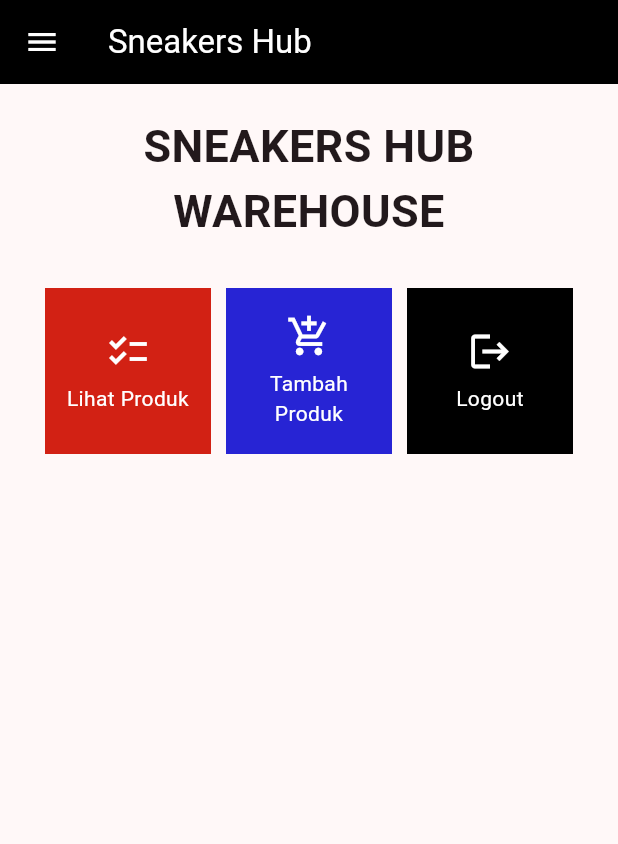
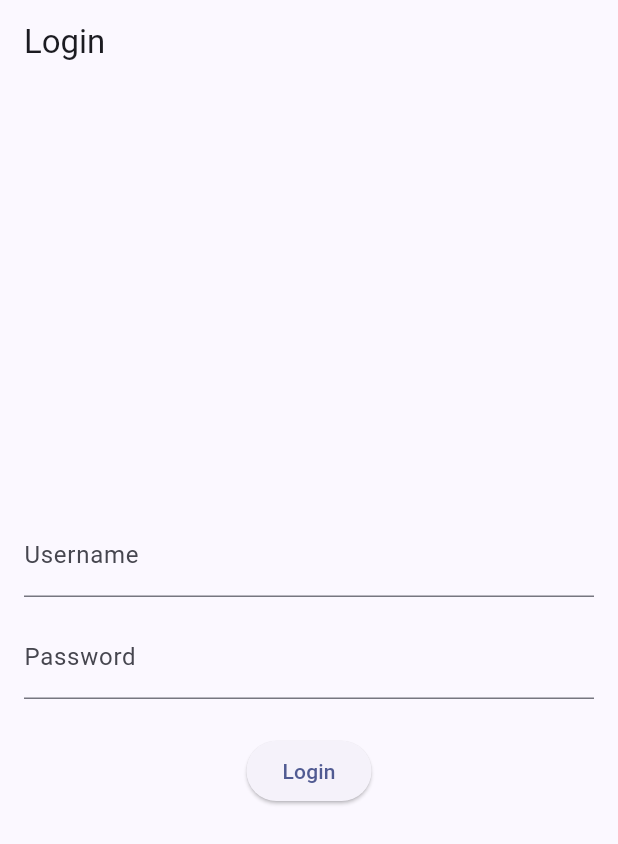
Before and after one commit to brianjo25/sneakers-hub-flutter, a Flutter app: the screen it shows after launch, on a phone screen of 412 x 824 dp. Shown: the top 844 px of the screen. Run offline on Flutter 3.47's test engine with Material 2 defaults, Android fonts, the phone set to English and light mode, and no system bars; missing offline and left inert: pbp_django_auth.

Commit message:
Menyelesaikan pengerjaan tugas 9

```diff
--- a/lib/main.dart
+++ b/lib/main.dart
@@ -1,4 +1,7 @@
 import 'package:flutter/material.dart';
+import 'package:pbp_django_auth/pbp_django_auth.dart';
+import 'package:provider/provider.dart';
+import 'package:sneakers_hub/screens/login.dart';
 import 'package:sneakers_hub/screens/menu.dart';
 
 void main() {
@@ -6,33 +9,22 @@ void main() {
 }
 
 class MyApp extends StatelessWidget {
-  const MyApp({super.key});
+    const MyApp({Key? key}) : super(key: key);
 
-  // This widget is the root of your application.
     @override
     Widget build(BuildContext context) {
-    return MaterialApp(
+        return Provider(
+            create: (_) {
+                CookieRequest request = CookieRequest();
+                return request;
+            },
+            child: MaterialApp(
                 title: 'Sneakers Hub',
                 theme: ThemeData(
-        // This is the theme of your application.
-        //
-        // TRY THIS: Try running your application with "flutter run". You'll see
-        // the application has a blue toolbar. Then, without quitting the app,
-        // try changing the seedColor in the colorScheme below to Colors.green
-        // and then invoke "hot reload" (save your changes or press the "hot
-        // reload" button in a Flutter-supported IDE, or press "r" if you used
-        // the command line to start the app).
-        //
-        // Notice that the counter didn't reset back to zero; the application
-        // state is not lost during the reload. To reset the state, use hot
-        // restart instead.
-        //
-        // This works for code too, not just values: Most code changes can be
-        // tested with just a hot reload.
-        colorScheme: ColorScheme.fromSeed(seedColor: Colors.black),
+                    colorScheme: ColorScheme.fromSeed(seedColor: Colors.indigo),
                     useMaterial3: true,
                ),
-      home: MyHomePage(),
+                home: LoginPage()),
           );
     }
 }
--- /dev/null
+++ b/lib/screens/login.dart
@@ -0,0 +1,114 @@
+import 'package:sneakers_hub/screens/menu.dart';
+import 'package:flutter/material.dart';
+import 'package:pbp_django_auth/pbp_django_auth.dart';
+import 'package:provider/provider.dart';
+
+void main() {
+    runApp(const LoginApp());
+}
+
+class LoginApp extends StatelessWidget {
+const LoginApp({super.key});
+
+@override
+Widget build(BuildContext context) {
+    return MaterialApp(
+        title: 'Login',
+        theme: ThemeData(
+            primarySwatch: Colors.blue,
+    ),
+    home: const LoginPage(),
+    );
+    }
+}
+
+class LoginPage extends StatefulWidget {
+    const LoginPage({super.key});
+
+    @override
+    _LoginPageState createState() => _LoginPageState();
+}
+
+class _LoginPageState extends State<LoginPage> {
+    final TextEditingController _usernameController = TextEditingController();
+    final TextEditingController _passwordController = TextEditingController();
+
+    @override
+    Widget build(BuildContext context) {
+        final request = context.watch<CookieRequest>();
+        return Scaffold(
+            appBar: AppBar(
+                title: const Text('Login'),
+            ),
+            body: Container(
+                padding: const EdgeInsets.all(16.0),
+                child: Column(
+                    mainAxisAlignment: MainAxisAlignment.center,
+                    children: [
+                        TextField(
+                            controller: _usernameController,
+                            decoration: const InputDecoration(
+                                labelText: 'Username',
+                            ),
+                        ),
+                        const SizedBox(height: 12.0),
+                        TextField(
+                            controller: _passwordController,
+                            decoration: const InputDecoration(
+                                labelText: 'Password',
+                            ),
+                            obscureText: true,
+                        ),
+                        const SizedBox(height: 24.0),
+                        ElevatedButton(
+                            onPressed: () async {
+                                String username = _usernameController.text;
+                                String password = _passwordController.text;
+
+                                // Cek kredensial
+                                // TODO: Ganti URL dan jangan lupa tambahkan trailing slash (/) di akhir URL!
+                                // Untuk menyambungkan Android emulator dengan Django pada localhost,
+                                // gunakan URL http://10.0.2.2/
+                                final response = await request.login("http://127.0.0.1:8000//auth/login/", {
+                                'username': username,
+                                'password': password,
+                                });
+
+                                if (request.loggedIn) {
+                                    String message = response['message'];
+                                    String uname = response['username'];
+                                    Navigator.pushReplacement(
+                                        context,
+                                        MaterialPageRoute(builder: (context) => MyHomePage()),
+                                    );
+                                    ScaffoldMessenger.of(context)
+                                        ..hideCurrentSnackBar()
+                                        ..showSnackBar(
+                                            SnackBar(content: Text("$message Selamat datang, $uname.")));
+                                    } else {
+                                    showDialog(
+                                        context: context,
+                                        builder: (context) => AlertDialog(
+                                            title: const Text('Login Gagal'),
+                                            content:
+                                                Text(response['message']),
+                                            actions: [
+                                                TextButton(
+                                                    child: const Text('OK'),
+                                                    onPressed: () {
+                                                        Navigator.pop(context);
+                                                    },
+                                                ),
+                                            ],
+                                        ),
+                                    );
+                                }
+                            },
+                            child: const Text('Login'),
+                        ),
+                    ],
+                ),
+            ),
+        );
+    }
+}
--- a/pubspec.yaml
+++ b/pubspec.yaml
@@ -35,6 +35,9 @@ dependencies:
   # The following adds the Cupertino Icons font to your application.
   # Use with the CupertinoIcons class for iOS style icons.
   cupertino_icons: ^1.0.2
+  provider: ^6.1.1
+  pbp_django_auth: ^0.4.0
+  http: ^1.1.0
 
 dev_dependencies:
   flutter_test:
```
Also changed, not shown: lib/models/product.dart (added, +81 -0 lines), lib/screens/details.dart (added, +39 -0 lines), lib/screens/list_product.dart (added, +116 -0 lines), lib/screens/shoplist_form.dart (+42 -33 lines), lib/widgets/left_drawer.dart (+13 -0 lines), lib/widgets/shop_card.dart (+30 -2 lines), pubspec.lock, 3 other files. Lines whose indentation alone changed are shown as unchanged.
